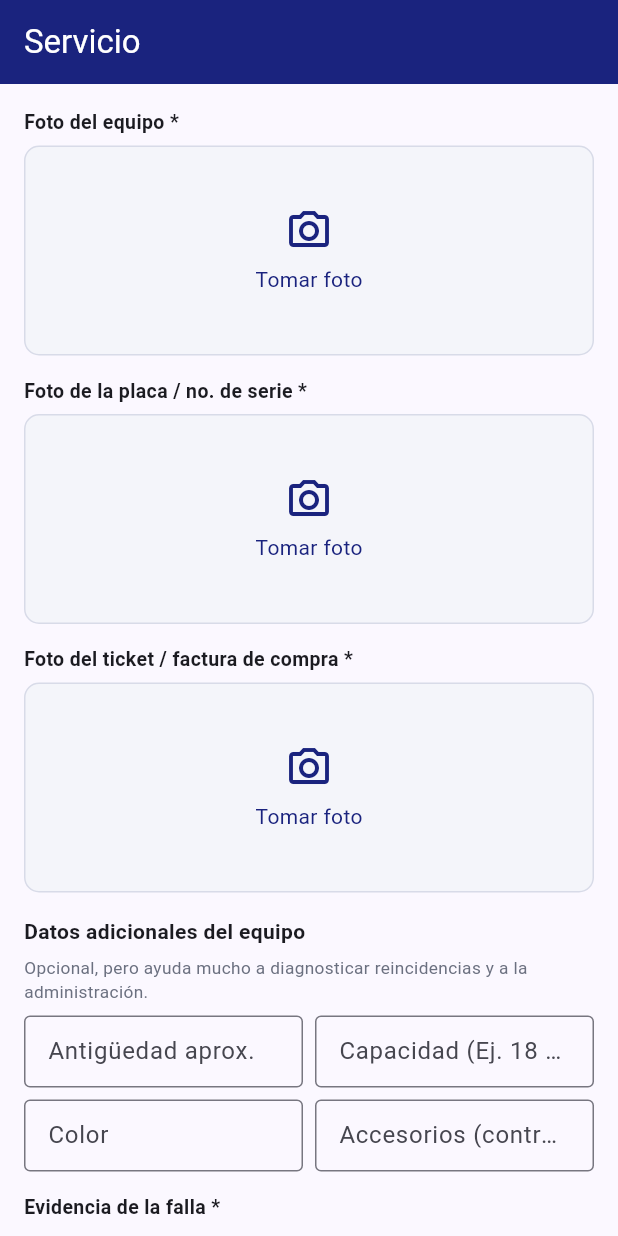
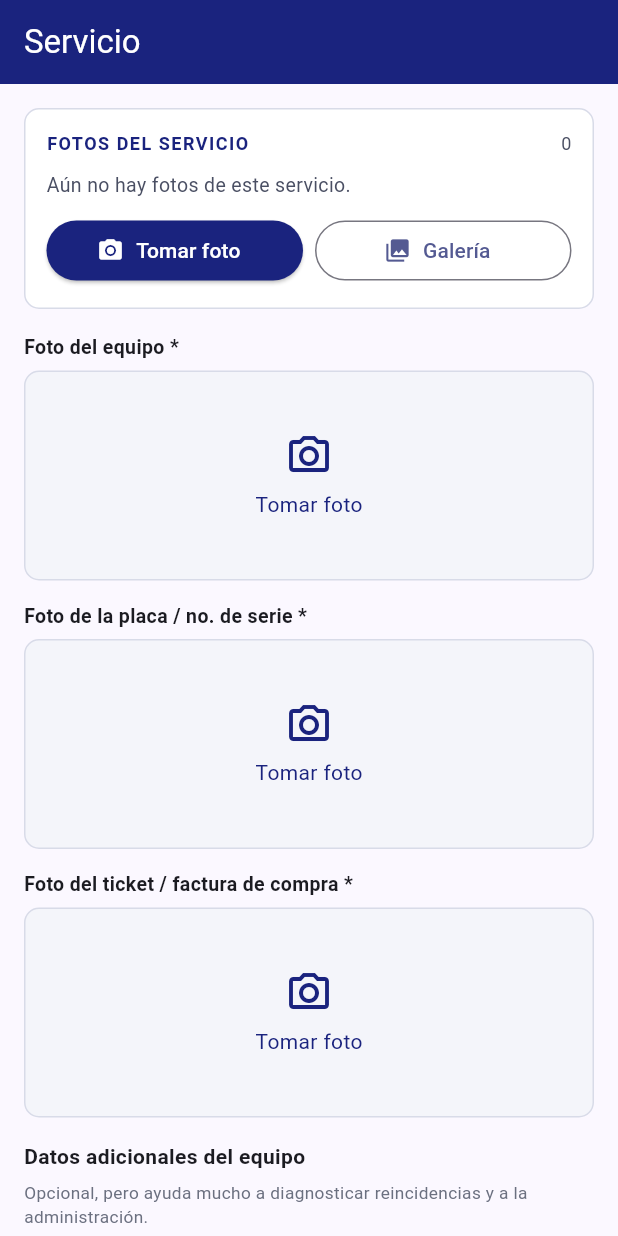
Before and after one commit to EEMORALESBACA/soytu_tecnico_apk, a Flutter app: the FormularioServicioScreen screen opened directly with empty values, after a tap on "Tomar foto", on a phone screen of 412 x 824 dp. Run offline on Flutter 3.47's test engine with Material 3 defaults, Android fonts, the phone set to English and light mode, and no system bars; our stand-ins replace cloud_firestore, firebase_auth, firebase_core, firebase_messaging, firebase_storage, flutter_local_notifications and 8 more; missing offline and left inert: gal, workmanager; accounts and stored records are empty.

Commit message:
Add files via upload

```diff
--- a/packages/soytu_core/lib/src/services/marca_repository.dart
+++ b/packages/soytu_core/lib/src/services/marca_repository.dart
@@ -65,7 +65,7 @@ class MarcaRepository {
       nombre: nombreFinal,
       lema: 'SERVICIO TÉCNICO',
       colorPrimario: color('colorPrimario') ?? (esVmx ? 0xFF033649 : 0xFF263238),
-      colorSecundario: color('colorSecundario') ?? (esVmx ? 0xFF1A6B86 : 0xFF455A64),
+      colorSecundario: color('colorSecundario') ?? (esVmx ? 0xFF176B87 : 0xFF455A64),
       logoBytes: logo,
       pie: tel == null || tel.isEmpty
           ? '$nombreFinal  ·  Estado de México / CDMX'
--- a/soytu_tecnico_apk/lib/servicios/formulario_servicio_screen.dart
+++ b/soytu_tecnico_apk/lib/servicios/formulario_servicio_screen.dart
@@ -5,6 +5,7 @@ import 'package:image_picker/image_picker.dart';
 import 'package:soytu_core/soytu_core.dart';
 
 import '../widgets/captura_camara.dart';
+import '../widgets/fotos_servicio.dart';
 import 'cierre/cierre_completado_screen.dart';
 import 'cierre/cierre_pendiente_screen.dart';
 import 'cierre/cierre_cancelado_screen.dart';
@@ -169,7 +170,14 @@ class _FormularioServicioScreenState extends State<FormularioServicioScreen> {
       ),
       body: SingleChildScrollView(
         padding: const EdgeInsets.all(16),
-        child: _esCargo ? _buildCargo(context) : _buildGarantia(context),
+        child: Column(
+          crossAxisAlignment: CrossAxisAlignment.stretch,
+          children: [
+            FotosServicioCard(servicioId: widget.servicio.id),
+            const SizedBox(height: 16),
+            _esCargo ? _buildCargo(context) : _buildGarantia(context),
+          ],
+        ),
       ),
     );
   }
@@ -260,18 +268,24 @@ class _FormularioServicioScreenState extends State<FormularioServicioScreen> {
           crossAxisAlignment: CrossAxisAlignment.stretch,
           children: [
             CapturaCamara(
+              permitirGaleria: true,
+              guardarEnGaleriaAlTomar: true,
               etiqueta: 'Foto del equipo',
               obligatoria: true,
               onCapturada: (b) => setState(() => _datos.fotoEquipo = b),
             ),
             const SizedBox(height: 14),
             CapturaCamara(
+              permitirGaleria: true,
+              guardarEnGaleriaAlTomar: true,
               etiqueta: 'Foto de la placa / no. de serie',
               obligatoria: true,
               onCapturada: (b) => setState(() => _datos.fotoPlaca = b),
             ),
             const SizedBox(height: 14),
             CapturaCamara(
+              permitirGaleria: true,
+              guardarEnGaleriaAlTomar: true,
               etiqueta: 'Foto del ticket / factura de compra',
               obligatoria: true,
               onCapturada: (b) => setState(() => _datos.fotoTicketCompra = b),
@@ -318,6 +332,8 @@ class _FormularioServicioScreenState extends State<FormularioServicioScreen> {
             const SizedBox(height: 6),
             if (_datos.videoFalla == null)
               CapturaCamara(
+              permitirGaleria: true,
+              guardarEnGaleriaAlTomar: true,
                 etiqueta: 'Foto de la falla',
                 onCapturada: (b) => setState(() => _datos.fotoFalla = b),
               )
@@ -416,7 +432,11 @@ class _FormularioServicioScreenState extends State<FormularioServicioScreen> {
             icon: const Icon(Icons.camera_alt_outlined, color: _indigo),
             onPressed: () async {
               final archivo = await ImagePicker().pickImage(source: ImageSource.camera, imageQuality: 80);
-              if (archivo != null) onFoto(await archivo.readAsBytes());
+              if (archivo != null) {
+                final b = await archivo.readAsBytes();
+                await guardarEnGaleria(b);
+                onFoto(b);
+              }
             },
           ),
         ],
--- a/soytu_tecnico_apk/lib/widgets/captura_camara.dart
+++ b/soytu_tecnico_apk/lib/widgets/captura_camara.dart
@@ -2,6 +2,8 @@ import 'dart:typed_data';
 
 import 'package:flutter/material.dart';
 import 'package:image_picker/image_picker.dart';
+
+import 'fotos_servicio.dart' show guardarEnGaleria;
 
 const _indigo = Color(0xFF1A237E);
 
@@ -15,12 +17,21 @@ class CapturaCamara extends StatefulWidget {
     required this.onCapturada,
     this.bytesIniciales,
     this.obligatoria = false,
+    this.permitirGaleria = false,
+    this.guardarEnGaleriaAlTomar = false,
   });
 
   final String etiqueta;
   final ValueChanged<Uint8List> onCapturada;
   final Uint8List? bytesIniciales;
   final bool obligatoria;
+
+  /// Evidencia del servicio: deja elegir cámara o galería. En selfie/INE
+  /// se queda en false para que sea SIEMPRE foto en vivo.
+  final bool permitirGaleria;
+
+  /// Guarda en la galería del celular la foto tomada con la cámara.
+  final bool guardarEnGaleriaAlTomar;
 
   @override
   State<CapturaCamara> createState() => _CapturaCamaraState();
@@ -36,14 +47,40 @@ class _CapturaCamaraState extends State<CapturaCamara> {
   }
 
   Future<void> _tomarFoto() async {
+    var origen = ImageSource.camera;
+    if (widget.permitirGaleria) {
+      final elegido = await showModalBottomSheet<ImageSource>(
+        context: context,
+        builder: (c) => SafeArea(
+          child: Wrap(children: [
+            ListTile(
+              leading: const Icon(Icons.photo_camera),
+              title: const Text('Tomar foto'),
+              onTap: () => Navigator.pop(c, ImageSource.camera),
+            ),
+            ListTile(
+              leading: const Icon(Icons.photo_library),
+              title: const Text('Elegir de la galería'),
+              onTap: () => Navigator.pop(c, ImageSource.gallery),
+            ),
+          ]),
+        ),
+      );
+      if (elegido == null) return;
+      origen = elegido;
+    }
     final picker = ImagePicker();
     final archivo = await picker.pickImage(
-      source: ImageSource.camera,
+      source: origen,
       imageQuality: 85,
       maxWidth: 1600,
     );
     if (archivo == null) return;
     final bytes = await archivo.readAsBytes();
+    if (origen == ImageSource.camera && widget.guardarEnGaleriaAlTomar) {
+      await guardarEnGaleria(bytes);
+    }
+    if (!mounted) return;
     setState(() => _bytes = bytes);
     widget.onCapturada(bytes);
   }
--- /dev/null
+++ b/soytu_tecnico_apk/lib/widgets/fotos_servicio.dart
@@ -0,0 +1,163 @@
+import 'dart:typed_data';
+
+import 'package:cloud_firestore/cloud_firestore.dart';
+import 'package:flutter/material.dart';
+import 'package:gal/gal.dart';
+import 'package:image_picker/image_picker.dart';
+import 'package:soytu_core/soytu_core.dart';
+
+const _indigo = Color(0xFF1A237E);
+
+/// Guarda una foto tomada con la cámara en la galería del celular
+/// (álbum "SOYTU Servicios"). Nunca detiene el flujo si falla.
+Future<void> guardarEnGaleria(Uint8List bytes) async {
+  try {
+    if (!await Gal.hasAccess(toAlbum: true)) {
+      await Gal.requestAccess(toAlbum: true);
+    }
+    await Gal.putImageBytes(bytes, album: 'SOYTU Servicios');
+  } catch (_) {}
+}
+
+/// Tarjeta "Fotos del servicio": el técnico toma fotos (se guardan también
+/// en su galería) o las sube desde la galería. Se suben al momento a
+/// Storage y quedan en `servicios/{id}.fotosServicio` para el panel.
+class FotosServicioCard extends StatefulWidget {
+  const FotosServicioCard({super.key, required this.servicioId, this.soloLectura = false});
+
+  final String servicioId;
+  final bool soloLectura;
+
+  @override
+  State<FotosServicioCard> createState() => _FotosServicioCardState();
+}
+
+class _FotosServicioCardState extends State<FotosServicioCard> {
+  int _subiendo = 0;
+
+  DocumentReference<Map<String, dynamic>> get _ref =>
+      FirebaseFirestore.instance.collection('servicios').doc(widget.servicioId);
+
+  Future<void> _subir(Uint8List bytes, String origen) async {
+    setState(() => _subiendo++);
+    try {
+      final ts = DateTime.now().millisecondsSinceEpoch;
+      final url = await StorageService().subirFotoServicio(widget.servicioId, 'foto_$ts.jpg', bytes);
+      await _ref.update({
+        'fotosServicio': FieldValue.arrayUnion([
+          {'url': url, 'fecha': DateTime.now().toIso8601String(), 'origen': origen}
+        ])
+      });
+    } catch (e) {
+      if (mounted) {
+        ScaffoldMessenger.of(context)
+            .showSnackBar(SnackBar(content: Text('No se pudo subir la foto: $e')));
+      }
+    } finally {
+      if (mounted) setState(() => _subiendo--);
+    }
+  }
+
+  Future<void> _tomarFoto() async {
+    final x = await ImagePicker().pickImage(source: ImageSource.camera, imageQuality: 85, maxWidth: 1600);
+    if (x == null) return;
+    final bytes = await x.readAsBytes();
+    await guardarEnGaleria(bytes);
+    await _subir(bytes, 'camara');
+  }
+
+  Future<void> _desdeGaleria() async {
+    final fotos = await ImagePicker().pickMultiImage(imageQuality: 85, maxWidth: 1600);
+    for (final x in fotos) {
+      await _subir(await x.readAsBytes(), 'galeria');
+    }
+  }
+
+  void _ver(String url) => showDialog(
+        context: context,
+        builder: (_) => Dialog(
+          insetPadding: const EdgeInsets.all(10),
+          child: InteractiveViewer(child: Image.network(url, fit: BoxFit.contain)),
+        ),
+      );
+
+  @override
+  Widget build(BuildContext context) {
+    return Container(
+      padding: const EdgeInsets.all(14),
+      decoration: BoxDecoration(
+        color: Colors.white,
+        border: Border.all(color: const Color(0xFFD8DBE8)),
+        borderRadius: BorderRadius.circular(10),
+      ),
+      child: StreamBuilder<DocumentSnapshot<Map<String, dynamic>>>(
+        stream: _ref.snapshots(),
+        builder: (context, snap) {
+          final lista = (snap.data?.data()?['fotosServicio'] as List?) ?? const [];
+          final urls = lista
+              .map((e) => e is Map ? e['url'] as String? : null)
+              .whereType<String>()
+              .toList();
+          return Column(
+            crossAxisAlignment: CrossAxisAlignment.stretch,
+            children: [
+              Row(children: [
+                const Text('FOTOS DEL SERVICIO',
+                    style: TextStyle(color: _indigo, fontWeight: FontWeight.bold, letterSpacing: 1, fontSize: 12)),
+                const Spacer(),
+                if (_subiendo > 0) ...[
+                  const SizedBox(width: 14, height: 14, child: CircularProgressIndicator(strokeWidth: 2)),
+                  const SizedBox(width: 6),
+                  Text('Subiendo $_subiendo…', style: const TextStyle(fontSize: 12)),
+                ] else
+                  Text('${urls.length}', style: const TextStyle(fontSize: 12, color: Color(0xFF4A4F63))),
+              ]),
+              const SizedBox(height: 10),
+              if (urls.isNotEmpty)
+                GridView.count(
+                  crossAxisCount: 3,
+                  shrinkWrap: true,
+                  physics: const NeverScrollableScrollPhysics(),
+                  mainAxisSpacing: 6,
+                  crossAxisSpacing: 6,
+                  children: urls
+                      .map((u) => InkWell(
+                            onTap: () => _ver(u),
+                            child: ClipRRect(
+                              borderRadius: BorderRadius.circular(8),
+                              child: Image.network(u, fit: BoxFit.cover),
+                            ),
+                          ))
+                      .toList(),
+                ),
+              if (urls.isEmpty)
+                const Text('Aún no hay fotos de este servicio.',
+                    style: TextStyle(fontSize: 13, color: Color(0xFF4A4F63))),
+              if (!widget.soloLectura) ...[
+                const SizedBox(height: 10),
+                Row(children: [
+                  Expanded(
+                    child: ElevatedButton.icon(
+                      style: ElevatedButton.styleFrom(backgroundColor: _indigo, foregroundColor: Colors.white),
+                      onPressed: _tomarFoto,
+                      icon: const Icon(Icons.photo_camera),
+                      label: const Text('Tomar foto'),
+                    ),
+                  ),
+                  const SizedBox(width: 8),
+                  Expanded(
+                    child: OutlinedButton.icon(
+                      onPressed: _desdeGaleria,
+                      icon: const Icon(Icons.photo_library),
+                      label: const Text('Galería'),
+                    ),
+                  ),
+                ]),
+              ],
+            ],
+          );
+        },
+      ),
+    );
+  }
+}
--- a/soytu_tecnico_apk/pubspec.yaml
+++ b/soytu_tecnico_apk/pubspec.yaml
@@ -2,7 +2,7 @@ name: soytu_tecnico_apk
 description: "A new Flutter project."
 publish_to: 'none'
 
-version: 1.2.2+14
+version: 1.2.3+15
 
 environment:
   sdk: ^3.12.2
@@ -26,6 +26,7 @@ dependencies:
   firebase_messaging: 15.1.3
   flutter_riverpod: ^2.6.1
   image_picker: ^1.1.2
+  gal: ^2.3.1
   geolocator: ^13.0.1
   signature: ^5.5.0
   flutter_local_notifications: ^19.0.0
```
Also changed, not shown: soytu_tecnico_apk/lib/servicios/detalle_servicio_screen.dart (+12 -1 lines), 1 other file.
